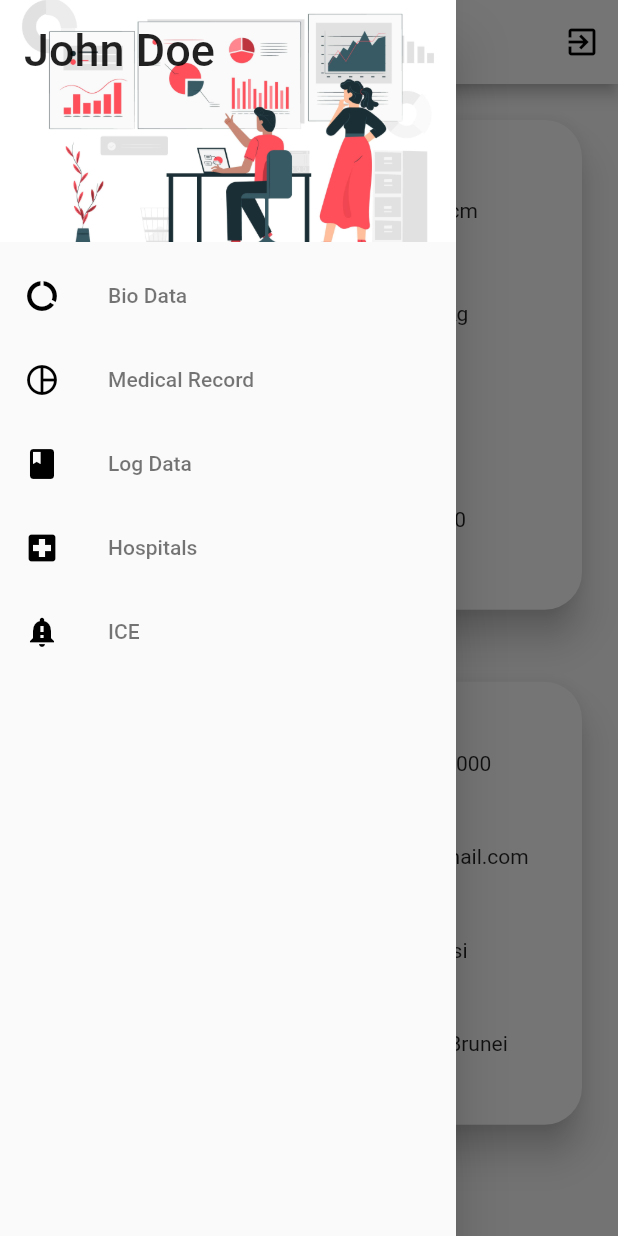
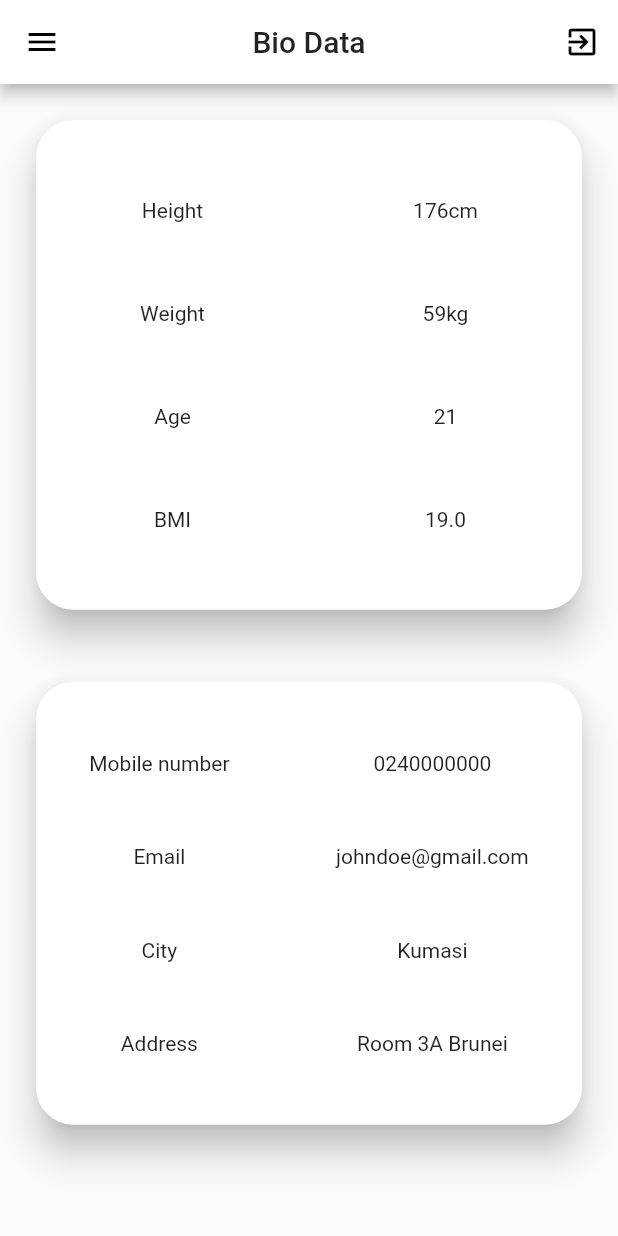
Before and after one commit to RBayor/pocketData, a Flutter app: the Home screen opened by its route, in the side drawer, after a tap on "Bio Data", on a phone screen of 412 x 824 dp. Run offline on Flutter 3.47's test engine with Material 2 defaults, Android fonts, the phone set to English and light mode, and no system bars.

Commit message:
more ui design on ice

```diff
--- /dev/null
+++ b/lib/custom/drawerNav.dart
@@ -0,0 +1,93 @@
+import 'package:flutter/material.dart';
+
+Drawer drawerNav(BuildContext context) {
+  return Drawer(
+    child: ListView(
+      padding: EdgeInsets.zero,
+      children: <Widget>[
+        DrawerHeader(
+          child: Column(
+            mainAxisAlignment: MainAxisAlignment.start,
+            crossAxisAlignment: CrossAxisAlignment.start,
+            children: <Widget>[
+              Text(
+                'John Doe',
+                style: TextStyle(
+                  fontSize: 30,
+                ),
+              ),
+            ],
+          ),
+          decoration: BoxDecoration(
+            image: DecorationImage(
+              image: AssetImage("assets/data.jpg"),
+              fit: BoxFit.cover,
+            ),
+          ),
+        ),
+        ListTile(
+          leading: Icon(
+            Icons.data_usage,
+            color: Colors.black,
+          ),
+          onTap: () {
+            Navigator.of(context).pushReplacementNamed('/home');
+          },
+          title: Text(
+            'Bio Data',
+            style: TextStyle(color: Colors.black54),
+          ),
+        ),
+        ListTile(
+          // selected: _drawerSelection == DrawerSelection.medical_records,
+          leading: Icon(
+            Icons.pie_chart_outlined,
+            color: Colors.black,
+          ),
+          onTap: () {
+            Navigator.of(context).pushReplacementNamed('/records');
+          },
+          title: Text(
+            'Medical Record',
+            style: TextStyle(color: Colors.black54),
+          ),
+        ),
+        ListTile(
+          leading: Icon(
+            Icons.book,
+            color: Colors.black,
+          ),
+          onTap: () {},
+          title: Text(
+            'Log Data',
+            style: TextStyle(color: Colors.black54),
+          ),
+        ),
+        ListTile(
+          leading: Icon(
+            Icons.local_hospital,
+            color: Colors.black,
+          ),
+          onTap: () {},
+          title: Text(
+            'Hospitals',
+            style: TextStyle(color: Colors.black54),
+          ),
+        ),
+        ListTile(
+          leading: Icon(
+            Icons.notification_important,
+            color: Colors.black,
+          ),
+          onTap: () {
+            Navigator.of(context).pushReplacementNamed('/ice');
+          },
+          title: Text(
+            'ICE',
+            style: TextStyle(color: Colors.black54),
+          ),
+        ),
+      ],
+    ),
+  );
+}
--- a/lib/home.dart
+++ b/lib/home.dart
@@ -1,4 +1,5 @@
 import 'package:flutter/material.dart';
+import 'package:pockethealth/custom/drawerNav.dart';
 
 class Home extends StatefulWidget {
   @override
@@ -8,13 +9,12 @@ class Home extends StatefulWidget {
 enum DrawerSelection { bio_data, medical_records, log_data }
 
 class _HomeState extends State<Home> {
-  DrawerSelection _drawerSelection = DrawerSelection.bio_data;
   @override
   Widget build(BuildContext context) {
     return Scaffold(
       appBar: AppBar(
         centerTitle: true,
-        title: Text("Records"),
+        title: Text("Bio Data"),
         actions: <Widget>[
           IconButton(
             onPressed: () {
@@ -27,7 +27,7 @@ class _HomeState extends State<Home> {
           )
         ],
       ),
-      drawer: _drawerNav(),
+      drawer: drawerNav(context),
       body: _body(),
     );
   }
@@ -118,92 +118,4 @@ class _HomeState extends State<Home> {
       ),
     );
   }
-
-  _drawerNav() {
-    return Drawer(
-      child: ListView(
-        padding: EdgeInsets.zero,
-        children: <Widget>[
-          DrawerHeader(
-            child: Column(
-              mainAxisAlignment: MainAxisAlignment.start,
-              crossAxisAlignment: CrossAxisAlignment.start,
-              children: <Widget>[
-                Text(
-                  'John Doe',
-                  style: TextStyle(
-                    fontSize: 30,
-                  ),
-                ),
-              ],
-            ),
-            decoration: BoxDecoration(
-              image: DecorationImage(
-                image: AssetImage("assets/data.jpg"),
-                fit: BoxFit.cover,
-              ),
-            ),
-          ),
-          ListTile(
-            selected: _drawerSelection == DrawerSelection.bio_data,
-            leading: Icon(
-              Icons.data_usage,
-              color: Colors.black,
-            ),
-            onTap: () {},
-            title: Text(
-              'Bio Data',
-              style: TextStyle(color: Colors.black54),
-            ),
-          ),
-          ListTile(
-            selected: _drawerSelection == DrawerSelection.medical_records,
-            leading: Icon(
-              Icons.pie_chart_outlined,
-              color: Colors.black,
-            ),
-            onTap: () {},
-            title: Text(
-              'Medical Record',
-              style: TextStyle(color: Colors.black54),
-            ),
-          ),
-          ListTile(
-            selected: _drawerSelection == DrawerSelection.log_data,
-            leading: Icon(
-              Icons.book,
-              color: Colors.black,
-            ),
-            onTap: () {},
-            title: Text(
-              'Log Data',
-              style: TextStyle(color: Colors.black54),
-            ),
-          ),
-          ListTile(
-            leading: Icon(
-              Icons.local_hospital,
-              color: Colors.black,
-            ),
-            onTap: () {},
-            title: Text(
-              'Hospitals',
-              style: TextStyle(color: Colors.black54),
-            ),
-          ),
-          ListTile(
-            leading: Icon(
-              Icons.notification_important,
-              color: Colors.black,
-            ),
-            onTap: () {},
-            title: Text(
-              'ICE',
-              style: TextStyle(color: Colors.black54),
-            ),
-          ),
-        ],
-      ),
-    );
-  }
 }
--- a/lib/main.dart
+++ b/lib/main.dart
@@ -1,4 +1,6 @@
 import 'package:flutter/material.dart';
+import 'package:pockethealth/drawerPages/ice.dart';
+import 'package:pockethealth/drawerPages/records.dart';
 import 'package:pockethealth/home.dart';
 import 'package:pockethealth/login.dart';
 
@@ -9,6 +11,8 @@ void main() => runApp(
         routes: {
           '/': (context) => Login(),
           '/home': (context) => Home(),
+          '/records': (context) => Records(),
+          '/ice': (context) => ICE()
         },
         theme: ThemeData(
           primaryColor: Colors.white,
```
Also changed, not shown: lib/drawerPages/ice.dart (added, +37 -0 lines), lib/drawerPages/records.dart (added, +36 -0 lines).
